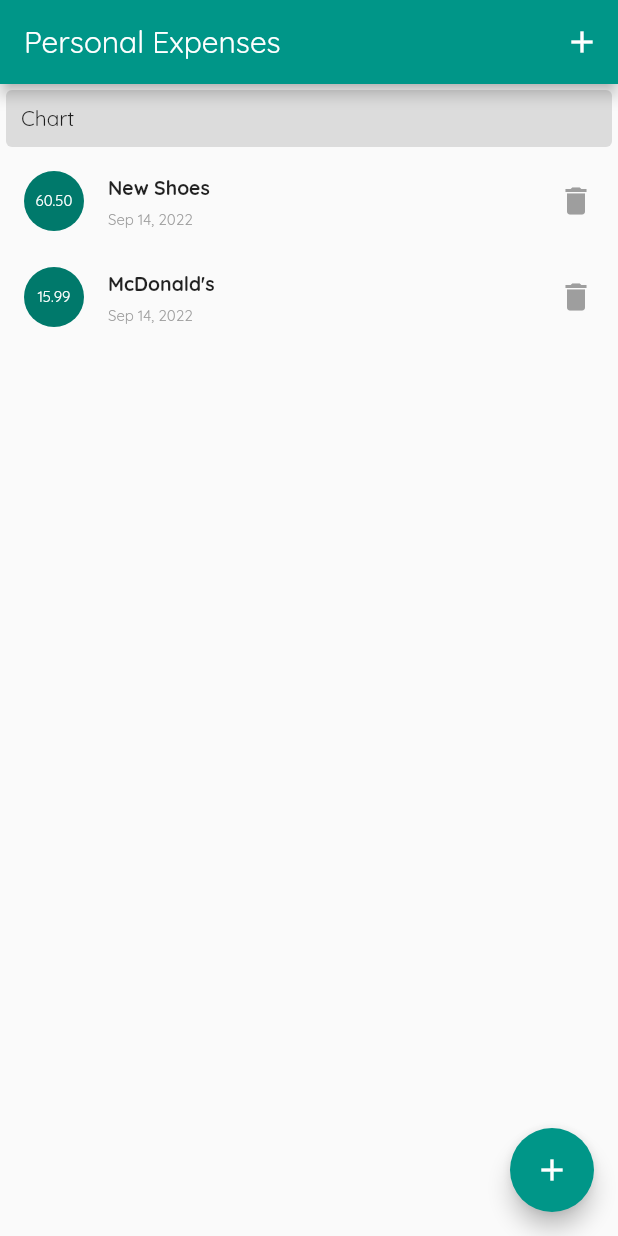
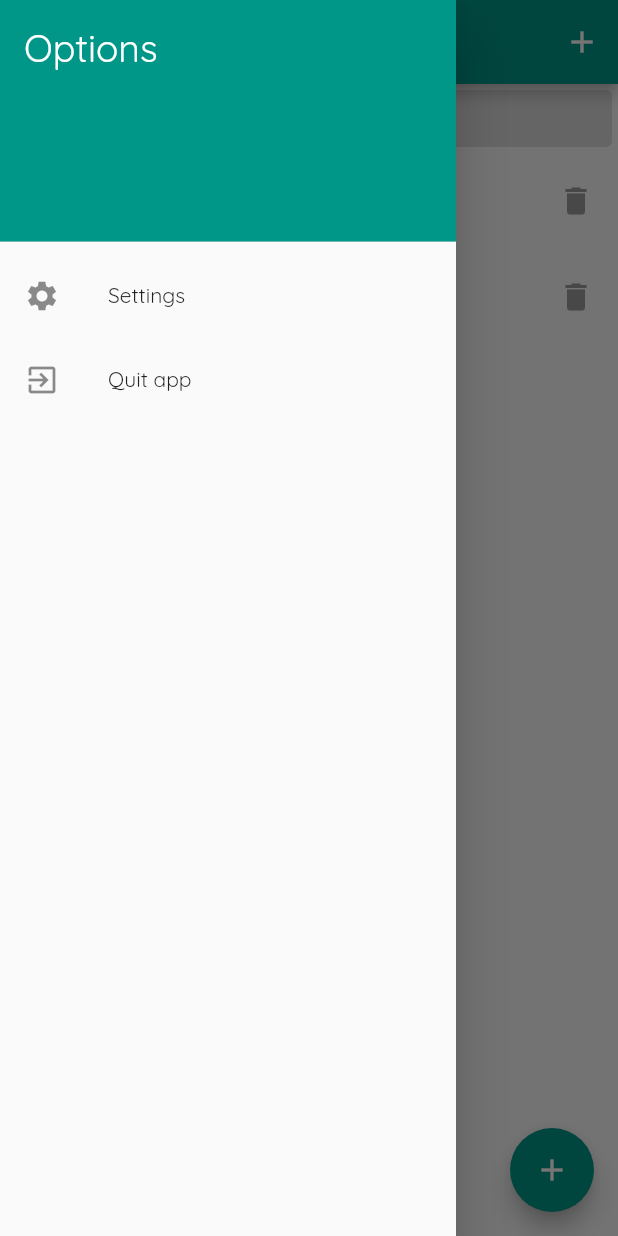
Before and after one commit to will-souza/expensesapp, a Flutter app: the screen it shows after launch, with the side drawer open (before the commit the screen has no drawer), on a phone screen of 412 x 824 dp. Run offline on Flutter 3.47's test engine with Material 2 defaults, Android fonts, the phone set to English and light mode, and no system bars.

Commit message:
side menu drawer

```diff
--- a/lib/main.dart
+++ b/lib/main.dart
@@ -2,6 +2,7 @@
 import 'package:uuid/uuid.dart';
 
 import 'models/transaction.dart';
+import 'widgets/nav_drawer.dart';
 import 'widgets/new_transaction.dart';
 import 'widgets/transaction_list.dart';
 
@@ -86,6 +87,7 @@
           )
         ],
       ),
+      drawer: const NavDrawer(),
       body: SingleChildScrollView(
         child: Column(
           // mainAxisAlignment: MainAxisAlignment.start,
--- /dev/null
+++ b/lib/widgets/nav_drawer.dart
@@ -0,0 +1,36 @@
+import 'package:flutter/material.dart';
+import 'package:flutter/services.dart';
+
+class NavDrawer extends StatelessWidget {
+  const NavDrawer({super.key});
+
+  @override
+  Widget build(BuildContext context) {
+    return Drawer(
+      child: ListView(
+        padding: EdgeInsets.zero,
+        children: <Widget>[
+          const DrawerHeader(
+            decoration: BoxDecoration(
+              color: Colors.teal,
+            ),
+            child: Text(
+              'Options',
+              style: TextStyle(color: Colors.white, fontSize: 25),
+            ),
+          ),
+          ListTile(
+            leading: const Icon(Icons.settings),
+            title: const Text('Settings'),
+            onTap: () => {Navigator.of(context).pop()},
+          ),
+          ListTile(
+            leading: const Icon(Icons.exit_to_app),
+            title: const Text('Quit app'),
+            onTap: () => {SystemNavigator.pop()},
+          ),
+        ],
+      ),
+    );
+  }
+}
```
